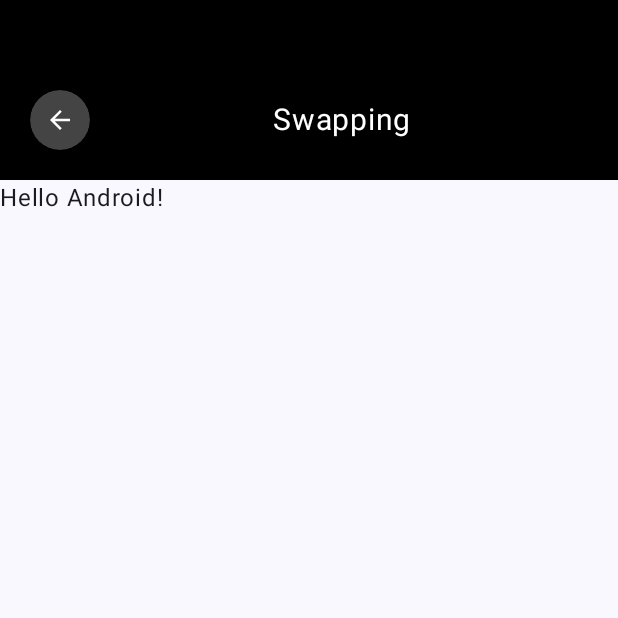
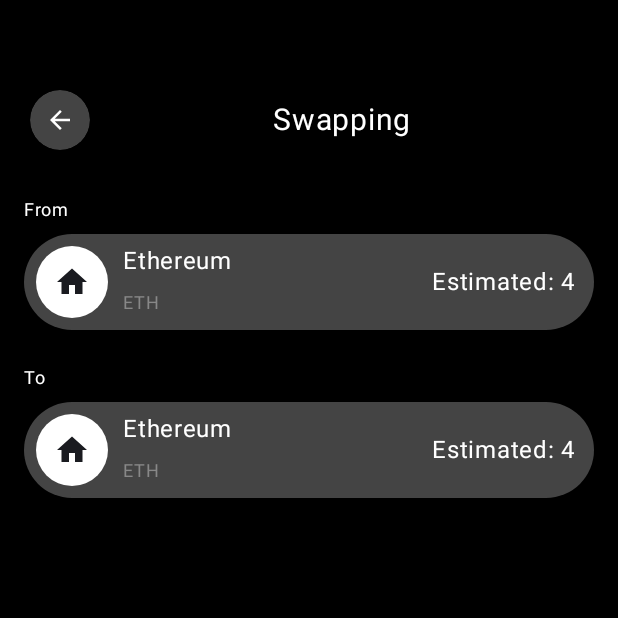
Before and after one commit to sermadahmad/KryptoAppUi, an Android app built with Jetpack Compose: the screen it shows after launch (MainActivity), on a phone screen of 412 x 824 dp, the top half of it. Run offline under Robolectric (Android 15) with nearby library versions, the phone set to English and light mode, and no system bars.

Commit message:
From and To Section added

```diff
--- a/app/src/main/java/com/example/kryptoappui/MainActivity.kt
+++ b/app/src/main/java/com/example/kryptoappui/MainActivity.kt
@@ -4,13 +4,14 @@ import android.os.Bundle
 import androidx.activity.ComponentActivity
 import androidx.activity.compose.setContent
 import androidx.activity.enableEdgeToEdge
+import androidx.compose.foundation.background
+import androidx.compose.foundation.layout.Column
 import androidx.compose.foundation.layout.fillMaxSize
 import androidx.compose.foundation.layout.padding
 import androidx.compose.material3.Scaffold
-import androidx.compose.material3.Text
-import androidx.compose.runtime.Composable
 import androidx.compose.ui.Modifier
-import androidx.compose.ui.tooling.preview.Preview
+import androidx.compose.ui.graphics.Color
+import com.example.kryptoappui.ui.screens.FromToSection
 import com.example.kryptoappui.ui.screens.TitleBar
 import com.example.kryptoappui.ui.theme.KryptoAppUiTheme
 
@@ -27,20 +28,18 @@ class MainActivity : ComponentActivity() {
                     modifier = Modifier
                         .fillMaxSize()
                 ) {
-                    Greeting(
-                        name = "Android",
-                        modifier = Modifier.padding(it)
-                    )
+                    Column(
+                        modifier = Modifier
+                            .padding(it)
+                            .fillMaxSize()
+                            .background(Color.Black)
+
+                    ) {
+                        FromToSection(name = "From")
+                        FromToSection(name = "To")
+                    }
                 }
             }
         }
     }
 }
-
-@Composable
-fun Greeting(name: String, modifier: Modifier = Modifier) {
-    Text(
-        text = "Hello $name!",
-        modifier = modifier
-    )
-}
--- a/app/src/main/java/com/example/kryptoappui/ui/screens/HomeScreen.kt
+++ b/app/src/main/java/com/example/kryptoappui/ui/screens/HomeScreen.kt
@@ -14,6 +14,7 @@ import androidx.compose.foundation.layout.width
 import androidx.compose.foundation.shape.CircleShape
 import androidx.compose.material.icons.Icons
 import androidx.compose.material.icons.automirrored.filled.ArrowBack
+import androidx.compose.material.icons.filled.Home
 import androidx.compose.material3.Icon
 import androidx.compose.material3.IconButton
 import androidx.compose.material3.Text
@@ -21,6 +22,7 @@ import androidx.compose.runtime.Composable
 import androidx.compose.ui.Alignment
 import androidx.compose.ui.Modifier
 import androidx.compose.ui.graphics.Color
+import androidx.compose.ui.tooling.preview.Preview
 import androidx.compose.ui.unit.dp
 import androidx.compose.ui.unit.sp
 
@@ -67,3 +69,59 @@ fun TitleBar(modifier: Modifier = Modifier) {
         }
     }
 }
+
+@Composable
+fun FromToSection(name: String, modifier: Modifier = Modifier) {
+    Column(
+        modifier = Modifier.background(Color.Black)
+    ) {
+        Text(
+            text = name,
+            color = Color.White,
+            fontSize = 12.sp,
+            modifier = Modifier.padding(start = 16.dp, top = 8.dp)
+
+        )
+        Row(
+            horizontalArrangement = Arrangement.SpaceBetween,
+            verticalAlignment = Alignment.CenterVertically,
+            modifier = Modifier
+                .fillMaxWidth()
+                .padding(start = 16.dp, end = 16.dp, top = 4.dp, bottom = 12.dp)
+                .background(Color.DarkGray, CircleShape)
+
+        ) {
+            Row(
+                verticalAlignment = Alignment.CenterVertically,
+
+                ) {
+                IconButton(modifier = Modifier
+                    .padding(8.dp)
+                    .background(Color.White, CircleShape),
+                    onClick = { /*TODO*/ }) {
+                    Icon(
+                        imageVector = Icons.Default.Home, contentDescription = "Icon"
+                    )
+                }
+                Column {
+
+                    Text(
+                        text = "Ethereum", color = Color.White, modifier = Modifier.padding(2.dp)
+                    )
+                    Text(
+                        text = "ETH",
+                        color = Color.Gray,
+                        fontSize = 12.sp,
+                        modifier = Modifier.padding(2.dp)
+
+
+                    )
+                }
+            }
+            Text(
+                text = "Estimated: 4", color = Color.White, modifier = Modifier.padding(12.dp)
+            )
+
+        }
+    }
+}
```
